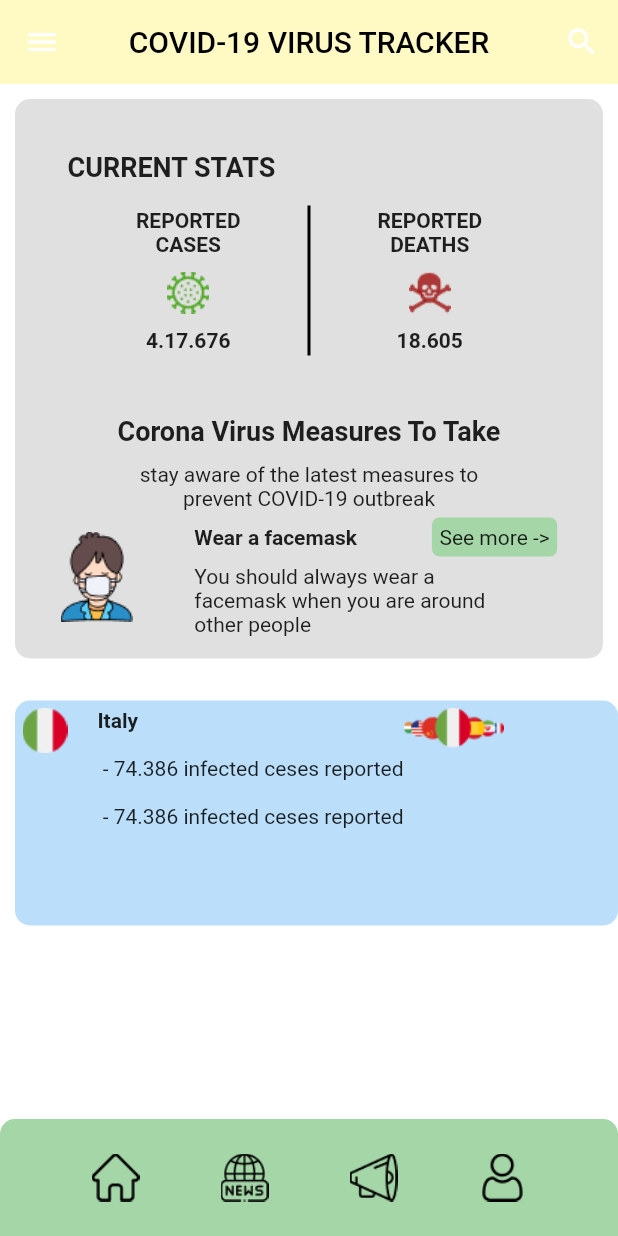
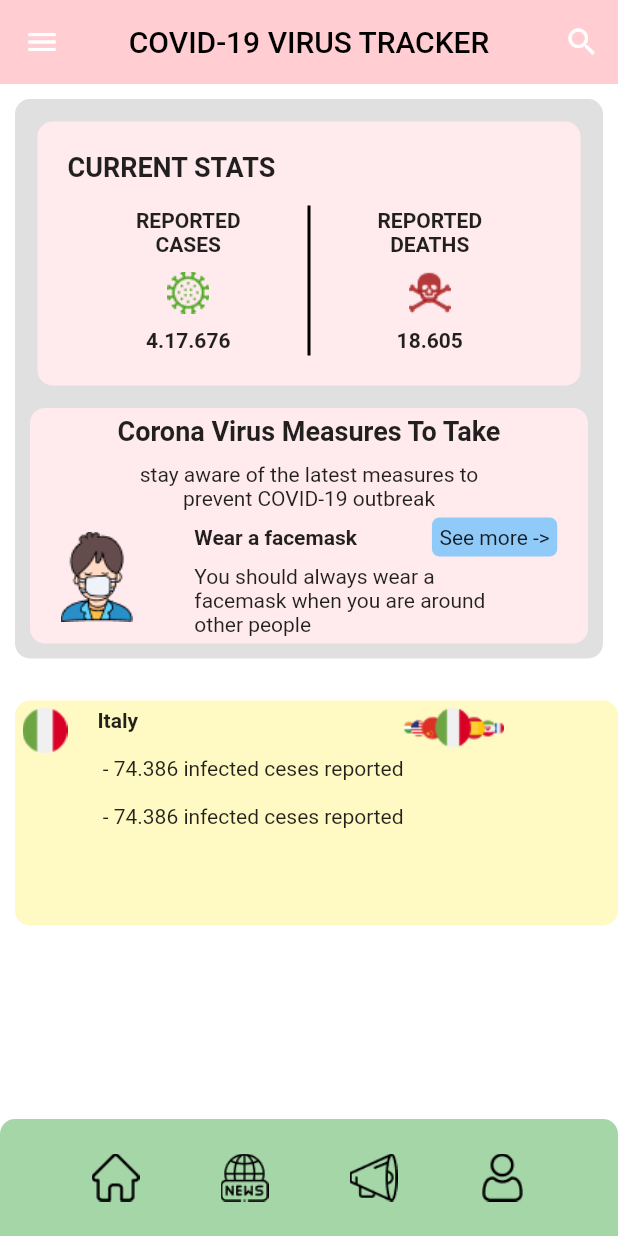
Before and after one commit to dimash12345/UAS_Covid, a Flutter app: the screen it shows after launch, on a phone screen of 412 x 824 dp. Run offline on Flutter 3.47's test engine with Material 2 defaults, Android fonts, the phone set to English and light mode, and no system bars.

```diff
--- a/lib/home.dart
+++ b/lib/home.dart
@@ -8,7 +8,7 @@ class home extends StatelessWidget {
     return Scaffold(
       appBar: AppBar(
         elevation: 0,
-        backgroundColor: Colors.yellow[100],
+        backgroundColor: Colors.red[100],
         centerTitle: true,
         title: Text(
           'COVID-19 VIRUS TRACKER',
@@ -37,7 +37,7 @@ class home extends StatelessWidget {
                 Container(
                   margin: EdgeInsets.all(10),
                   padding: EdgeInsets.all(20),
-                  decoration: BoxDecoration(borderRadius: BorderRadius.circular(10), color: Colors.yellow[60]),
+                  decoration: BoxDecoration(borderRadius: BorderRadius.circular(10), color: Colors.red[50]),
                   child: Column(
                     crossAxisAlignment: CrossAxisAlignment.start,
                     children: [
@@ -110,7 +110,7 @@ class home extends StatelessWidget {
                 Container(
                   margin: EdgeInsets.all(5),
                   padding: EdgeInsets.all(5),
-                  decoration: BoxDecoration(borderRadius: BorderRadius.circular(10), color: Colors.yellow[60]),
+                  decoration: BoxDecoration(borderRadius: BorderRadius.circular(10), color: Colors.red[50]),
                   child: Column(
                     children: [
                       Text('Corona Virus Measures To Take', style: TextStyle(fontWeight: FontWeight.bold, fontSize: 18)),
@@ -146,7 +146,7 @@ class home extends StatelessWidget {
                                   ),
                                   Container(
                                     padding: EdgeInsets.all(5),
-                                    decoration: BoxDecoration(borderRadius: BorderRadius.circular(5), color: Colors.green[200]),
+                                    decoration: BoxDecoration(borderRadius: BorderRadius.circular(5), color: Colors.blue[200]),
                                     child: Text('See more ->'),
                                   )
                                 ],
@@ -174,7 +174,7 @@ class home extends StatelessWidget {
               left: 10,
             ),
             height: 150,
-            decoration: BoxDecoration(borderRadius: BorderRadius.circular(10), color: Colors.blue[100]),
+            decoration: BoxDecoration(borderRadius: BorderRadius.circular(10), color: Colors.yellow[100]),
             child: Row(
               crossAxisAlignment: CrossAxisAlignment.start,
               children: [
```
Also changed, not shown: 1 other file.
